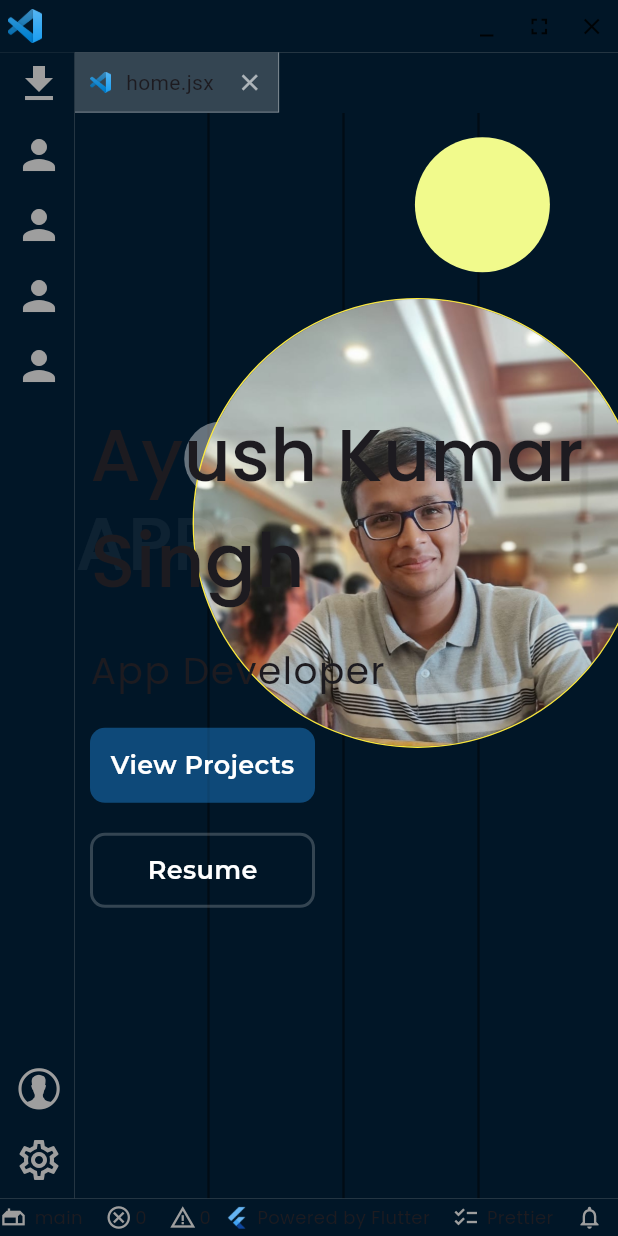
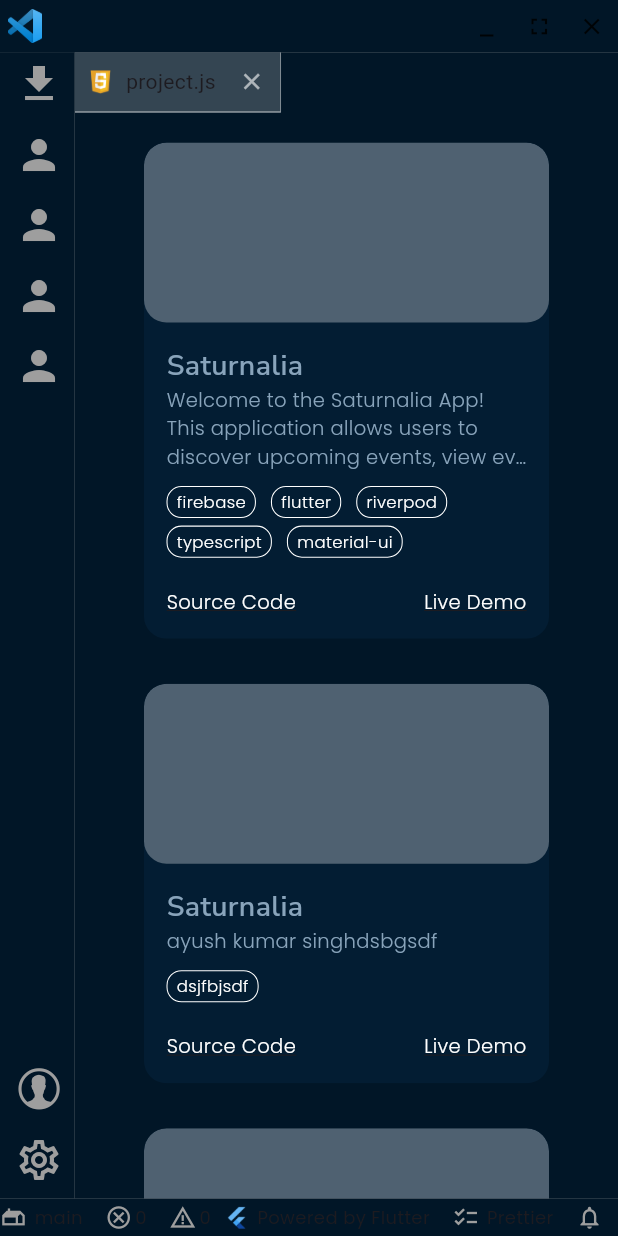
Before and after one commit to AyushKrSingh000/Web-Portfolio, a Flutter app: the screen it shows after launch, on a phone screen of 412 x 824 dp. Run offline on Flutter 3.47's test engine with Material 3 defaults, Android fonts, the phone set to English and light mode, and no system bars; our stand-ins replace auto_route, flutter_riverpod, fluttertoast, freezed_annotation, google_fonts, shared_preferences; missing offline and left inert: dart:html, serverpod, serverpod_client, serverpod_flutter.

Commit message:
added projects section

```diff
--- a/portfolio_flutter/lib/src/constants/strings.dart
+++ b/portfolio_flutter/lib/src/constants/strings.dart
@@ -9,4 +9,8 @@ final socials = {
         "https://www.linkedin.com/in/ayush-kumar-singh-9ab626216/"
   },
   "instagram": {"ayush_kr.singh": "https://instagram.com/ayush_kr.singh/"},
+  "google_play": {
+    "ayushkrsingh":
+        "https://play.google.com/store/apps/developer?id=AYUSH+KUMAR+SINGH"
+  }
 };
--- /dev/null
+++ b/portfolio_flutter/lib/src/models/project_data.dart
@@ -0,0 +1,19 @@
+// ignore_for_file: public_member_api_docs, sort_constructors_first
+class ProjectData {
+  final int projectId;
+  final String projectName;
+  final String desc;
+  final String imageUrl;
+  final List<String> techStacks;
+  final String sourceCode;
+  final String liveDemo;
+  ProjectData({
+    required this.projectId,
+    required this.projectName,
+    required this.desc,
+    required this.imageUrl,
+    required this.techStacks,
+    required this.sourceCode,
+    required this.liveDemo,
+  });
+}
--- a/portfolio_flutter/lib/src/ui/home/home_page_model.dart
+++ b/portfolio_flutter/lib/src/ui/home/home_page_model.dart
@@ -42,12 +42,12 @@ class HomePageState with _$HomePageState {
     @Default(HomePageStatus.initial) HomePageStatus status,
     @Default([
       PageData(
-          pageId: "1",
-          pageName: 'home.jsx',
-          pageIcon: "assets/images/vscode.png")
+          pageId: "4",
+          pageName: 'project.js',
+          pageIcon: "assets/images/javascript.png")
     ])
     List<PageData> pages,
-    @Default("1") String selectedPage,
+    @Default("4") String selectedPage,
   }) = _HomePageState;
 }
 
--- a/portfolio_flutter/lib/src/ui/home/main_section/main_section.dart
+++ b/portfolio_flutter/lib/src/ui/home/main_section/main_section.dart
@@ -5,6 +5,7 @@ import 'package:portfolio_flutter/src/ui/home/contact/contact_section.dart';
 import 'package:portfolio_flutter/src/ui/home/home/home_section.dart';
 import 'package:portfolio_flutter/src/ui/home/home_page_model.dart';
 import 'package:portfolio_flutter/src/ui/home/main_section/main_top_bar.dart';
+import 'package:portfolio_flutter/src/ui/projects/projects_section.dart';
 
 class MainSection extends ConsumerStatefulWidget {
   const MainSection({super.key});
@@ -34,11 +35,10 @@ class ViewScreen extends ConsumerWidget {
 
   @override
   Widget build(BuildContext context, WidgetRef ref) {
-    if (pageId == "1") {
-      return const HomeSection();
-    }
+    if (pageId == "1") return const HomeSection();
     if (pageId == "2") return const AboutSection();
     if (pageId == '3') return const ContactSection();
+    if (pageId == "4") return const ProjectsSection();
     return const SizedBox();
   }
 }
--- a/portfolio_flutter/lib/src/ui/home/main_section/main_top_bar.dart
+++ b/portfolio_flutter/lib/src/ui/home/main_section/main_top_bar.dart
@@ -42,8 +42,8 @@ class _MainTopBarState extends ConsumerState<MainTopBar> {
                             color: Colors.white.withOpacity(0.5),
                           ),
                           bottom: BorderSide(
-                            width: 0.5,
-                            color: Colors.white.withOpacity(0.5),
+                            width: 0.7,
+                            color: Colors.white.withOpacity(0.7),
                           ),
                         ),
                       ),
--- /dev/null
+++ b/portfolio_flutter/lib/src/ui/projects/projects_section.dart
@@ -0,0 +1,86 @@
+import 'package:flutter/material.dart';
+import 'package:flutter_riverpod/flutter_riverpod.dart';
+import 'package:portfolio_flutter/src/constants/colors.dart';
+import 'package:portfolio_flutter/src/models/project_data.dart';
+import 'package:portfolio_flutter/src/ui/projects/widgets/project_card.dart';
+import 'package:portfolio_flutter/src/utils/color_utils.dart';
+
+class ProjectsSection extends ConsumerStatefulWidget {
+  const ProjectsSection({super.key});
+
+  @override
+  ConsumerState<ConsumerStatefulWidget> createState() =>
+      _ProjectsSectionState();
+}
+
+class _ProjectsSectionState extends ConsumerState<ProjectsSection> {
+  final _scrollController = ScrollController();
+  @override
+  Widget build(BuildContext context) {
+    return RawScrollbar(
+      controller: _scrollController,
+      thickness: 10,
+      radius: const Radius.circular(20),
+      thumbColor: ColorUtils.getColor(context, containerColor).withOpacity(0.5),
+      child: SingleChildScrollView(
+        controller: _scrollController,
+        child: Padding(
+          padding: const EdgeInsets.fromLTRB(20, 20, 20, 40),
+          child: Center(
+            child: Wrap(
+              spacing: 30,
+              runSpacing: 30,
+              crossAxisAlignment: WrapCrossAlignment.center,
+              children: [
+                ProjectCard(
+                  data: ProjectData(
+                      projectId: 1,
+                      projectName: "Saturnalia",
+                      desc:
+                          "Welcome to the Saturnalia App! This application allows users to discover upcoming events, view event details including location on a map, register for events, and generate QR codes",
+                      imageUrl: "",
+                      techStacks: [
+                        "firebase",
+                        "flutter",
+                        "riverpod",
+                        'typescript',
+                        'material-ui'
+                      ],
+                      sourceCode: "",
+                      liveDemo: "dsfjdbsf"),
+                ),
+                ProjectCard(
+                    data: ProjectData(
+                        projectId: 1,
+                        projectName: "Saturnalia",
+                        desc: "ayush kumar singhdsbgsdf",
+                        imageUrl: "",
+                        techStacks: ["dsjfbjsdf"],
+                        sourceCode: "",
+                        liveDemo: "dsfjdbsf")),
+                ProjectCard(
+                    data: ProjectData(
+                        projectId: 1,
+                        projectName: "Saturnalia",
+                        desc: "ayush kumar singhdsbgsdf",
+                        imageUrl: "",
+                        techStacks: ["dsjfbjsdf"],
+                        sourceCode: "",
+                        liveDemo: "dsfjdbsf")),
+                ProjectCard(
+                    data: ProjectData(
+                        projectId: 1,
+                        projectName: "Saturnalia",
+                        desc: "ayush kumar singhdsbgsdf",
+                        imageUrl: "",
+                        techStacks: ["dsjfbjsdf"],
+                        sourceCode: "",
+                        liveDemo: "dsfjdbsf")),
+              ],
+            ),
+          ),
+        ),
+      ),
+    );
+  }
+}
--- /dev/null
+++ b/portfolio_flutter/lib/src/ui/projects/widgets/project_card.dart
@@ -0,0 +1,136 @@
+import 'package:flutter/material.dart';
+import 'package:flutter_riverpod/flutter_riverpod.dart';
+import 'package:google_fonts/google_fonts.dart';
+
+import '../../../models/project_data.dart';
+
+class ProjectCard extends ConsumerWidget {
+  final ProjectData data;
+  const ProjectCard({
+    super.key,
+    required this.data,
+  });
+
+  @override
+  Widget build(BuildContext context, WidgetRef ref) {
+    return ClipRRect(
+      borderRadius: BorderRadius.circular(15),
+      child: Container(
+        width: MediaQuery.sizeOf(context).width < 880 &&
+                MediaQuery.sizeOf(context).width > 580
+            ? 230
+            : 270,
+        color: const Color(0xff031d33),
+        child: Column(
+          crossAxisAlignment: CrossAxisAlignment.stretch,
+          children: [
+            Container(
+              height: 120,
+              decoration: BoxDecoration(
+                color: Colors.white.withOpacity(0.3),
+                borderRadius: BorderRadius.circular(15),
+              ),
+            ),
+            Padding(
+              padding: const EdgeInsets.all(15.0),
+              child: Column(
+                crossAxisAlignment: CrossAxisAlignment.stretch,
+                children: [
+                  Text(
+                    data.projectName,
+                    style: GoogleFonts.nunitoSans(
+                        fontSize: 19,
+                        fontWeight: FontWeight.w600,
+                        color: const Color(0xff89a4bb)),
+                  ),
+                  Text(
+                    data.desc,
+                    maxLines: 3,
+                    overflow: TextOverflow.ellipsis,
+                    style: GoogleFonts.poppins(
+                      fontSize: 13,
+                      fontWeight: FontWeight.w300,
+                      color: const Color(0xff89a4bb),
+                    ),
+                  ),
+                  const SizedBox(
+                    height: 10,
+                  ),
+                  Wrap(
+                    spacing: 10,
+                    runSpacing: 5,
+                    children: data.techStacks
+                        .map(
+                          (e) => InkWell(
+                            onTap: () {},
+                            child: Container(
+                              decoration: BoxDecoration(
+                                borderRadius: BorderRadius.circular(10),
+                                border: Border.all(
+                                  color: Colors.white,
+                                  width: 0.7,
+                                ),
+                              ),
+                              child: Padding(
+                                padding: const EdgeInsets.symmetric(
+                                    horizontal: 6, vertical: 2),
+                                child: Text(
+                                  e,
+                                  style: GoogleFonts.poppins(
+                                    fontSize: 11,
+                                    fontWeight: FontWeight.w300,
+                                    color: Colors.white,
+                                  ),
+                                ),
+                              ),
+                            ),
+                          ),
+                        )
+                        .toList(),
+                  ),
+                  const SizedBox(
+                    height: 20,
+                  ),
+                  Material(
+                    color: Colors.transparent,
+                    child: Row(
+                      mainAxisAlignment: MainAxisAlignment.spaceBetween,
+                      children: [
+                        InkWell(
+                          hoverColor: Colors.white.withOpacity(0.3),
+                          onTap: () {},
+                          child: Text(
+                            "Source Code",
+                            style: GoogleFonts.poppins(
+                              fontSize: 13,
+                              fontWeight: FontWeight.w300,
+                              decoration: TextDecoration.underline,
+                              color: Colors.white,
+                            ),
+                          ),
+                        ),
+                        InkWell(
+                          hoverColor: Colors.white.withOpacity(0.3),
+                          onTap: () {},
+                          child: Text(
+                            "Live Demo",
+                            style: GoogleFonts.poppins(
+                              fontSize: 13,
+                              fontWeight: FontWeight.w300,
+                              decoration: TextDecoration.underline,
+                              color: Colors.white,
+                            ),
+                          ),
+                        ),
+                      ],
+                    ),
+                  )
+                ],
+              ),
+            ),
+          ],
+        ),
+      ),
+    );
+  }
+}
```
Also changed, not shown: portfolio_flutter/lib/src/ui/home/contact/contact_section.dart (+72 -3 lines), portfolio_flutter/lib/src/ui/home/widgets/explorer_section.dart (+8 -1 lines), portfolio_flutter/lib/src/ui/widgets/custom_text_field.dart (added, +148 -0 lines), portfolio_flutter/lib/src/ui/home/home_page_model.freezed.dart.
